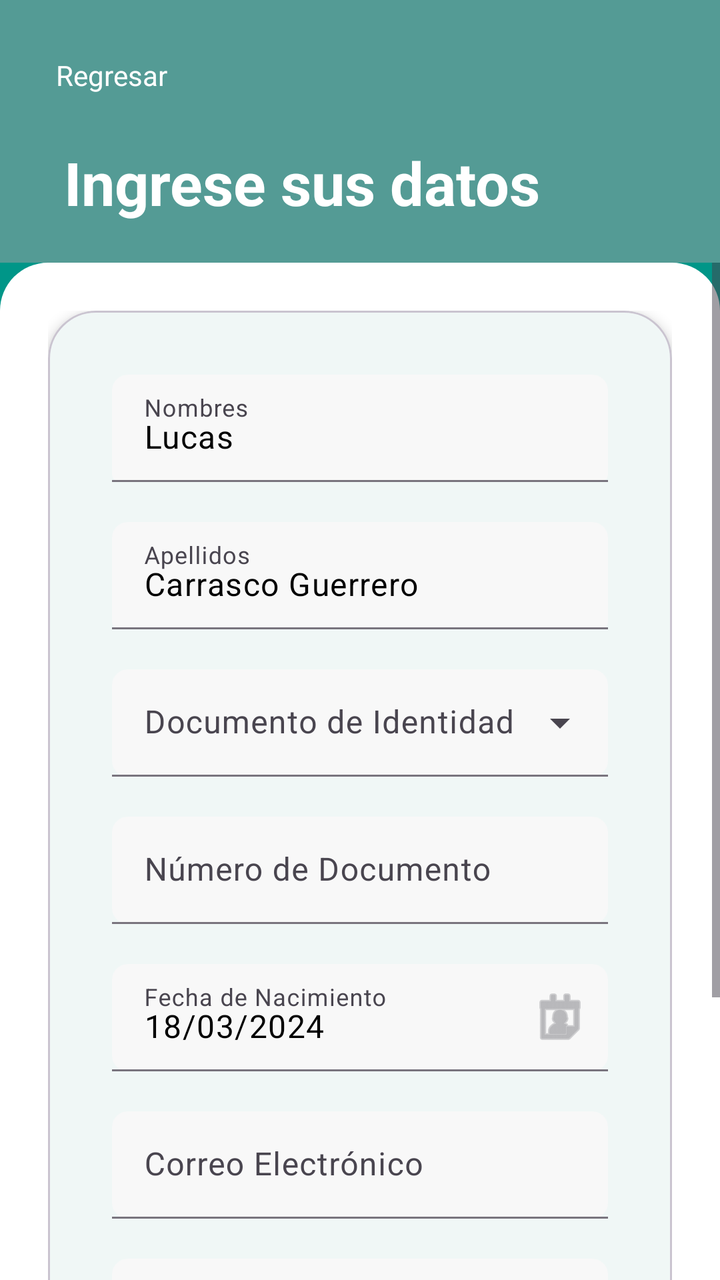
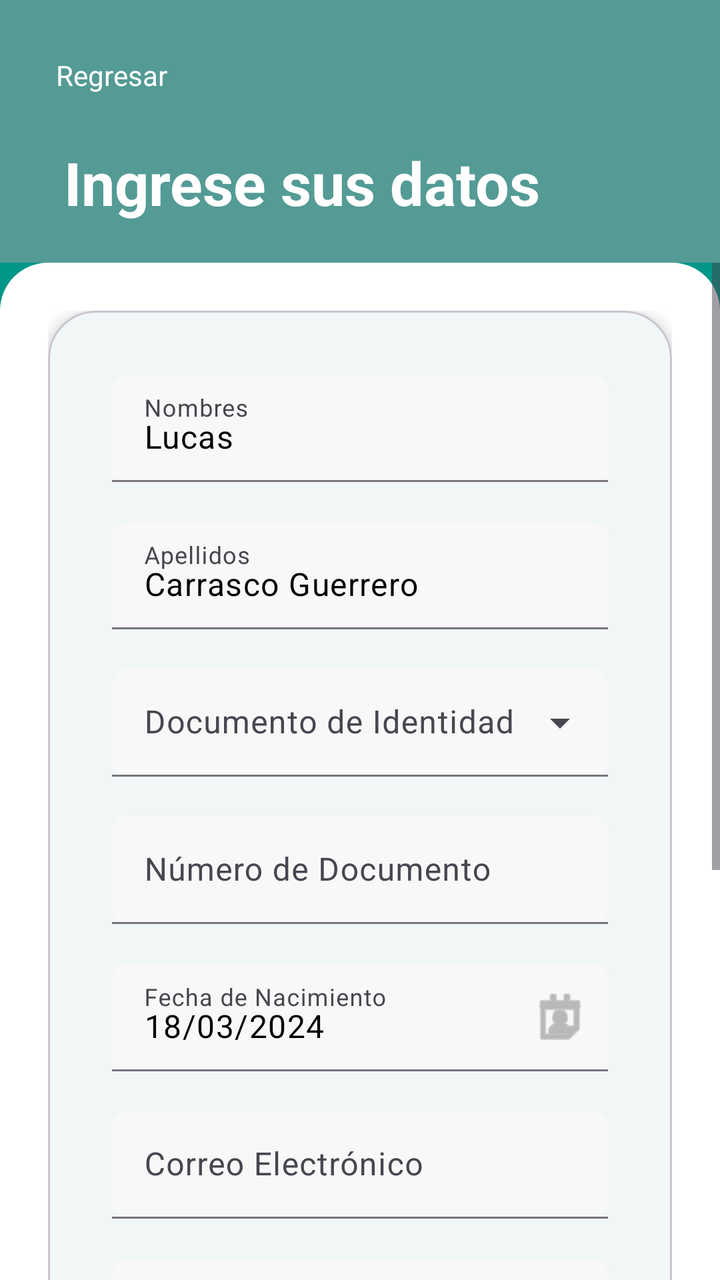

Compare the two renders of this Android layout. The source of the first and the diff that turns it into the second are given below.
<!-- AndroidManifest.xml: application theme Theme.LAB6_20210740 -->
<!-- res/layout/activity_register.xml -->
<?xml version="1.0" encoding="utf-8"?>
<LinearLayout xmlns:android="http://schemas.android.com/apk/res/android"
    xmlns:app="http://schemas.android.com/apk/res-auto"
    android:layout_width="match_parent"
    android:layout_height="match_parent"
    android:orientation="vertical"
    android:background="#009688">

    
    <LinearLayout
        android:layout_width="match_parent"
        android:layout_height="wrap_content"
        android:orientation="vertical"
        android:background="#549B95"
        android:padding="20dp">

        <TextView
            android:id="@+id/tvRegresar"
            android:layout_width="wrap_content"
            android:layout_height="wrap_content"
            android:text="Regresar"
            android:textColor="#FFFFFF"
            android:textSize="14sp"
            android:clickable="true"
            android:focusable="true"
            android:padding="8dp"/>

        <LinearLayout
            android:layout_width="match_parent"
            android:layout_height="wrap_content"
            android:orientation="horizontal"
            android:gravity="center_vertical"
            android:layout_marginTop="16dp">


            <TextView
                android:layout_width="wrap_content"
                android:layout_height="wrap_content"
                android:text="Ingrese sus datos"
                android:textColor="#FFFFFF"
                android:textSize="30sp"
                android:textStyle="bold"
                android:layout_marginStart="12dp"/>
        </LinearLayout>
    </LinearLayout>




    <ScrollView
        android:layout_width="match_parent"
        android:layout_height="match_parent"
        android:background="@drawable/rounded_scrollbox_background">



        <LinearLayout
            android:layout_width="match_parent"
            android:layout_height="wrap_content"
            android:orientation="vertical"
            android:padding="24dp">

            <com.google.android.material.card.MaterialCardView
                android:layout_width="match_parent"
                android:layout_height="wrap_content"
                app:cardCornerRadius="24dp"
                app:cardElevation="4dp"
                app:cardBackgroundColor="#FFFFFF">

                <LinearLayout
                    android:layout_width="match_parent"
                    android:layout_height="wrap_content"
                    android:orientation="vertical"
                    android:padding="32dp">

                    
                    <com.google.android.material.textfield.TextInputLayout
                        style="@style/Widget.Material3.TextInputLayout.FilledBox"
                        android:layout_width="match_parent"
                        android:layout_height="wrap_content"
                        android:layout_marginBottom="20dp"
                        android:hint="Nombres"
                        app:boxBackgroundColor="#F8F8F8"
                        app:boxCornerRadiusBottomEnd="4dp"
                        app:boxCornerRadiusBottomStart="4dp"
                        app:boxCornerRadiusTopEnd="8dp"
                        app:boxCornerRadiusTopStart="8dp"
                        app:hintTextColor="#8E8E93">

                        <com.google.android.material.textfield.TextInputEditText
                            android:id="@+id/etNombres"
                            android:layout_width="match_parent"
                            android:layout_height="wrap_content"
                            android:inputType="textPersonName"
                            android:paddingTop="20dp"
                            android:paddingBottom="12dp"
                            android:text="Lucas "
                            android:textColor="#000000"
                            android:textSize="16sp" />
                    </com.google.android.material.textfield.TextInputLayout>

                    
                    <com.google.android.material.textfield.TextInputLayout
                        style="@style/Widget.Material3.TextInputLayout.FilledBox"
                        android:layout_width="match_parent"
                        android:layout_height="wrap_content"
                        android:layout_marginBottom="20dp"
                        android:hint="Apellidos"
                        app:boxBackgroundColor="#F8F8F8"
                        app:boxCornerRadiusBottomEnd="4dp"
                        app:boxCornerRadiusBottomStart="4dp"
                        app:boxCornerRadiusTopEnd="8dp"
                        app:boxCornerRadiusTopStart="8dp"
                        app:hintTextColor="#8E8E93">

                        <com.google.android.material.textfield.TextInputEditText
                            android:id="@+id/etApellidos"
                            android:layout_width="match_parent"
                            android:layout_height="wrap_content"
                            android:inputType="textPersonName"
                            android:paddingTop="20dp"
                            android:paddingBottom="12dp"
                            android:text="Carrasco Guerrero"
                            android:textColor="#000000"
                            android:textSize="16sp" />
                    </com.google.android.material.textfield.TextInputLayout>

                    
                    <com.google.android.material.textfield.TextInputLayout
                        style="@style/Widget.Material3.TextInputLayout.FilledBox.ExposedDropdownMenu"
                        android:layout_width="match_parent"
                        android:layout_height="wrap_content"
                        android:layout_marginBottom="20dp"
                        android:hint="Documento de Identidad"
                        app:boxBackgroundColor="#F8F8F8"
                        app:boxCornerRadiusBottomEnd="8dp"
                        app:boxCornerRadiusBottomStart="8dp"
                        app:boxCornerRadiusTopEnd="8dp"
                        app:boxCornerRadiusTopStart="8dp"
                        app:hintTextColor="#8E8E93">

                        <AutoCompleteTextView
                            android:id="@+id/etDocumento"
                            android:layout_width="match_parent"
                            android:layout_height="wrap_content"
                            android:inputType="none"
                            android:paddingTop="20dp"
                            android:paddingBottom="12dp"
                            android:textColor="#000000"
                            android:textSize="16sp" />
                    </com.google.android.material.textfield.TextInputLayout>

                    
                    <com.google.android.material.textfield.TextInputLayout
                        style="@style/Widget.Material3.TextInputLayout.FilledBox"
                        android:layout_width="match_parent"
                        android:layout_height="wrap_content"
                        android:layout_marginBottom="20dp"
                        android:hint="Número de Documento"
                        app:boxBackgroundColor="#F8F8F8"
                        app:boxCornerRadiusBottomEnd="8dp"
                        app:boxCornerRadiusBottomStart="8dp"
                        app:boxCornerRadiusTopEnd="8dp"
                        app:boxCornerRadiusTopStart="8dp"
                        app:hintTextColor="#8E8E93">

                        <com.google.android.material.textfield.TextInputEditText
                            android:id="@+id/etNumeroDocumento"
                            android:layout_width="match_parent"
                            android:layout_height="wrap_content"
                            android:inputType="number"
                            android:paddingTop="20dp"
                            android:paddingBottom="12dp"
                            android:textColor="#000000"
                            android:textSize="16sp" />
                    </com.google.android.material.textfield.TextInputLayout>

                    


                    
                    <com.google.android.material.textfield.TextInputLayout
                        style="@style/Widget.Material3.TextInputLayout.FilledBox"
                        android:layout_width="match_parent"
                        android:layout_height="wrap_content"
                        android:layout_marginBottom="20dp"
                        android:hint="Fecha de Nacimiento"
                        app:boxBackgroundColor="#F8F8F8"
                        app:boxCornerRadiusBottomEnd="8dp"
                        app:boxCornerRadiusBottomStart="8dp"
                        app:boxCornerRadiusTopEnd="8dp"
                        app:boxCornerRadiusTopStart="8dp"
                        app:endIconDrawable="@android:drawable/ic_menu_my_calendar"
                        app:endIconMode="custom"
                        app:endIconTint="#8E8E93"
                        app:hintTextColor="#8E8E93">

                        <com.google.android.material.textfield.TextInputEditText
                            android:id="@+id/etFechaNacimiento"
                            android:layout_width="match_parent"
                            android:layout_height="wrap_content"
                            android:clickable="true"
                            android:focusable="false"
                            android:inputType="none"
                            android:paddingTop="20dp"
                            android:paddingBottom="12dp"
                            android:text="18/03/2024"
                            android:textColor="#000000"
                            android:textSize="16sp" />
                    </com.google.android.material.textfield.TextInputLayout>

                    
                    <com.google.android.material.textfield.TextInputLayout
                        style="@style/Widget.Material3.TextInputLayout.FilledBox"
                        android:layout_width="match_parent"
                        android:layout_height="wrap_content"
                        android:layout_marginBottom="20dp"
                        android:hint="Correo Electrónico"
                        app:boxBackgroundColor="#F8F8F8"
                        app:boxCornerRadiusBottomEnd="8dp"
                        app:boxCornerRadiusBottomStart="8dp"
                        app:boxCornerRadiusTopEnd="8dp"
                        app:boxCornerRadiusTopStart="8dp"
                        app:hintTextColor="#8E8E93">

                        <com.google.android.material.textfield.TextInputEditText
                            android:id="@+id/etCorreo"
                            android:layout_width="match_parent"
                            android:layout_height="wrap_content"
                            android:inputType="textEmailAddress"
                            android:paddingTop="20dp"
                            android:paddingBottom="12dp"
                            android:textColor="#000000"
                            android:textSize="16sp" />
                    </com.google.android.material.textfield.TextInputLayout>

                    
                    <FrameLayout
                        android:layout_width="match_parent"
                        android:layout_height="wrap_content"
                        android:layout_marginBottom="32dp">

                        <com.google.android.material.textfield.TextInputLayout
                            android:layout_width="match_parent"
                            android:layout_height="wrap_content"
                            android:hint="Número de Teléfono"
                            style="@style/Widget.Material3.TextInputLayout.FilledBox"
                            app:boxBackgroundColor="#F8F8F8"
                            app:boxCornerRadiusTopStart="8dp"
                            app:boxCornerRadiusTopEnd="8dp"
                            app:boxCornerRadiusBottomStart="8dp"
                            app:boxCornerRadiusBottomEnd="8dp"
                            app:hintTextColor="#8E8E93">

                            <com.google.android.material.textfield.TextInputEditText
                                android:id="@+id/etTelefono"
                                android:layout_width="match_parent"
                                android:layout_height="wrap_content"
                                android:text="(454) 726-0592"
                                android:textSize="16sp"
                                android:textColor="#000000"
                                android:inputType="phone"
                                android:gravity="center_vertical"
                                android:paddingBottom="12dp"
                                android:paddingStart="110dp"/>
                        </com.google.android.material.textfield.TextInputLayout>

                        <com.hbb20.CountryCodePicker
                            android:id="@+id/ccp"
                            android:layout_width="wrap_content"
                            android:layout_height="wrap_content"
                            android:layout_gravity="start|center_vertical"
                            android:layout_marginStart="12dp"
                            app:ccp_defaultNameCode="PE"
                            app:ccp_showFlag="true"
                            app:ccp_showNameCode="false"
                            app:ccp_showFullName="false"
                            app:ccp_showPhoneCode="true"
                            app:ccp_contentColor="#000000"
                            app:ccp_textSize="16sp"
                            app:ccp_arrowSize="12dp"
                            app:ccp_customMasterCountries="PE,ES,MX,AR,CO,CL,EC,BO,VE,UY,PY,BR" />
                    </FrameLayout>



                    

                </LinearLayout>

            </com.google.android.material.card.MaterialCardView>



            <com.google.android.material.button.MaterialButton
                android:id="@+id/btnSiguiente"
                android:layout_width="match_parent"
                android:layout_height="56dp"
                android:backgroundTint="#009688"
                android:layout_marginTop="5dp"
                android:elevation="0dp"
                android:text="Siguiente"
                android:textAllCaps="false"
                android:textColor="#FFFFFF"
                android:textSize="16sp"
                app:cornerRadius="28dp"
                app:icon="@android:drawable/ic_media_play"
                app:iconGravity="end"
                app:iconTint="#FFFFFF" />

        </LinearLayout>

    </ScrollView>

</LinearLayout>
<!-- resources referenced by this layout -->
<resources>
  <!-- drawable rounded_scrollbox_background (drawable) -->
  <?xml version="1.0" encoding="utf-8"?>
  <shape xmlns:android="http://schemas.android.com/apk/res/android"
      android:shape="rectangle">
  
      <solid android:color="@color/white" />
  
      <corners
          android:topLeftRadius="24dp"
          android:topRightRadius="24dp"
          android:bottomLeftRadius="0dp"
          android:bottomRightRadius="0dp" />
  </shape>
  <style name="Theme.LAB6_20210740" parent="Base.Theme.LAB6_20210740" />
  <color name="white">#FFFFFFFF</color>
  <style name="Base.Theme.LAB6_20210740" parent="Theme.Material3.DayNight.NoActionBar">
          
          <item name="colorPrimary">@color/primary</item>
          <item name="colorPrimaryVariant">@color/botones</item>
          <item name="colorOnPrimary">@color/white</item>
  
          
          <item name="colorSecondary">@color/primary</item>
          <item name="colorSecondaryVariant">@color/botones</item>
          <item name="colorOnSecondary">@color/white</item>
  
          
          <item name="android:colorBackground">@color/light_gray</item>
          <item name="colorSurface">@color/white</item>
          <item name="colorOnSurface">@color/black</item>
  
          
          <item name="colorError">#B00020</item>
          <item name="colorOnError">@color/white</item>
  
          
          <item name="materialButtonStyle">@style/Widget.App.Button</item>
      </style>
  <color name="primary">#63B4A9</color>
  <color name="botones">#009688</color>
  <color name="light_gray">#F5F5F5</color>
  <color name="black">#FF000000</color>
  <style name="Widget.App.Button" parent="Widget.Material3.Button">
          <item name="backgroundTint">@color/primary</item>
          <item name="android:textColor">@color/white</item>
          <item name="cornerRadius">8dp</item>
      </style>
</resources>

<!-- the commit's change to res/layout/activity_register.xml (unified diff, before → after) -->
@@ -228,6 +228,58 @@
                             android:layout_width="match_parent"
                             android:layout_height="wrap_content"
                             android:inputType="textEmailAddress"
+                            android:paddingTop="20dp"
+                            android:paddingBottom="12dp"
+                            android:textColor="#000000"
+                            android:textSize="16sp" />
+                    </com.google.android.material.textfield.TextInputLayout>
+
+                    
+                    <com.google.android.material.textfield.TextInputLayout
+                        style="@style/Widget.Material3.TextInputLayout.FilledBox"
+                        android:layout_width="match_parent"
+                        android:layout_height="wrap_content"
+                        android:layout_marginBottom="20dp"
+                        android:hint="Contraseña"
+                        app:boxBackgroundColor="#F8F8F8"
+                        app:boxCornerRadiusBottomEnd="8dp"
+                        app:boxCornerRadiusBottomStart="8dp"
+                        app:boxCornerRadiusTopEnd="8dp"
+                        app:boxCornerRadiusTopStart="8dp"
+                        app:endIconMode="password_toggle"
+                        app:hintTextColor="#8E8E93">
+
+                        <com.google.android.material.textfield.TextInputEditText
+                            android:id="@+id/etPassword"
+                            android:layout_width="match_parent"
+                            android:layout_height="wrap_content"
+                            android:inputType="textPassword"
+                            android:paddingTop="20dp"
+                            android:paddingBottom="12dp"
+                            android:textColor="#000000"
+                            android:textSize="16sp" />
+                    </com.google.android.material.textfield.TextInputLayout>
+
+                    
+                    <com.google.android.material.textfield.TextInputLayout
+                        style="@style/Widget.Material3.TextInputLayout.FilledBox"
+                        android:layout_width="match_parent"
+                        android:layout_height="wrap_content"
+                        android:layout_marginBottom="20dp"
+                        android:hint="Confirmar Contraseña"
+                        app:boxBackgroundColor="#F8F8F8"
+                        app:boxCornerRadiusBottomEnd="8dp"
+                        app:boxCornerRadiusBottomStart="8dp"
+                        app:boxCornerRadiusTopEnd="8dp"
+                        app:boxCornerRadiusTopStart="8dp"
+                        app:endIconMode="password_toggle"
+                        app:hintTextColor="#8E8E93">
+
+                        <com.google.android.material.textfield.TextInputEditText
+                            android:id="@+id/etConfirmPassword"
+                            android:layout_width="match_parent"
+                            android:layout_height="wrap_content"
+                            android:inputType="textPassword"
                             android:paddingTop="20dp"
                             android:paddingBottom="12dp"
                             android:textColor="#000000"
@@ -284,7 +336,7 @@
 
 
 
-                    
+
 
                 </LinearLayout>
 
